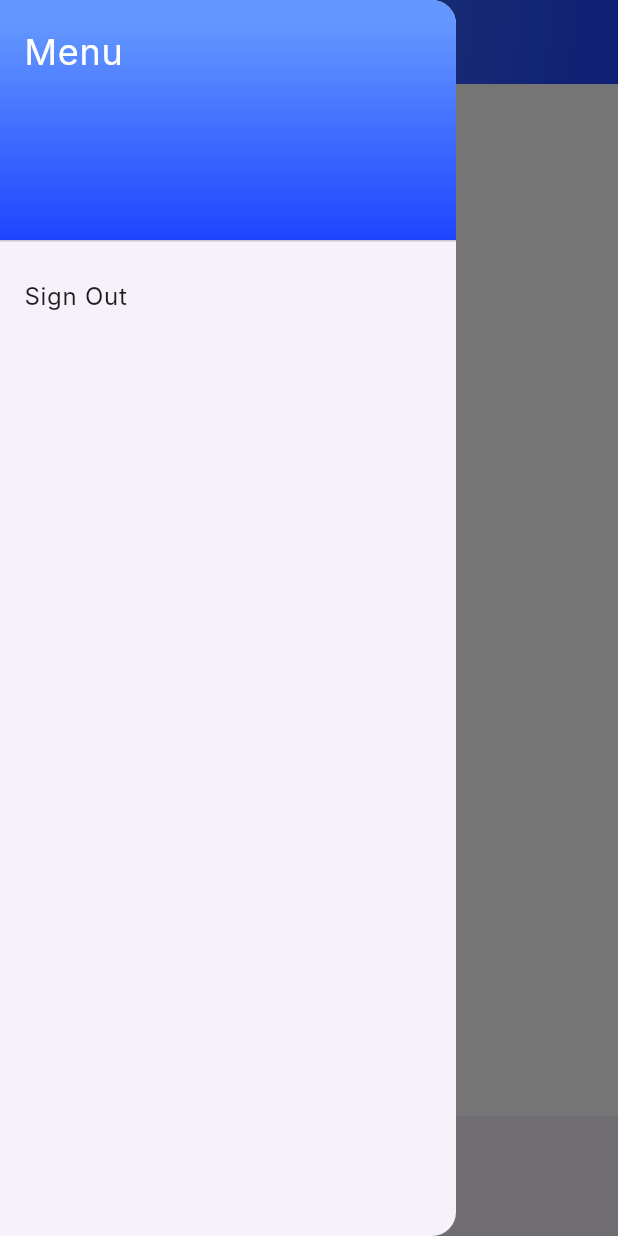
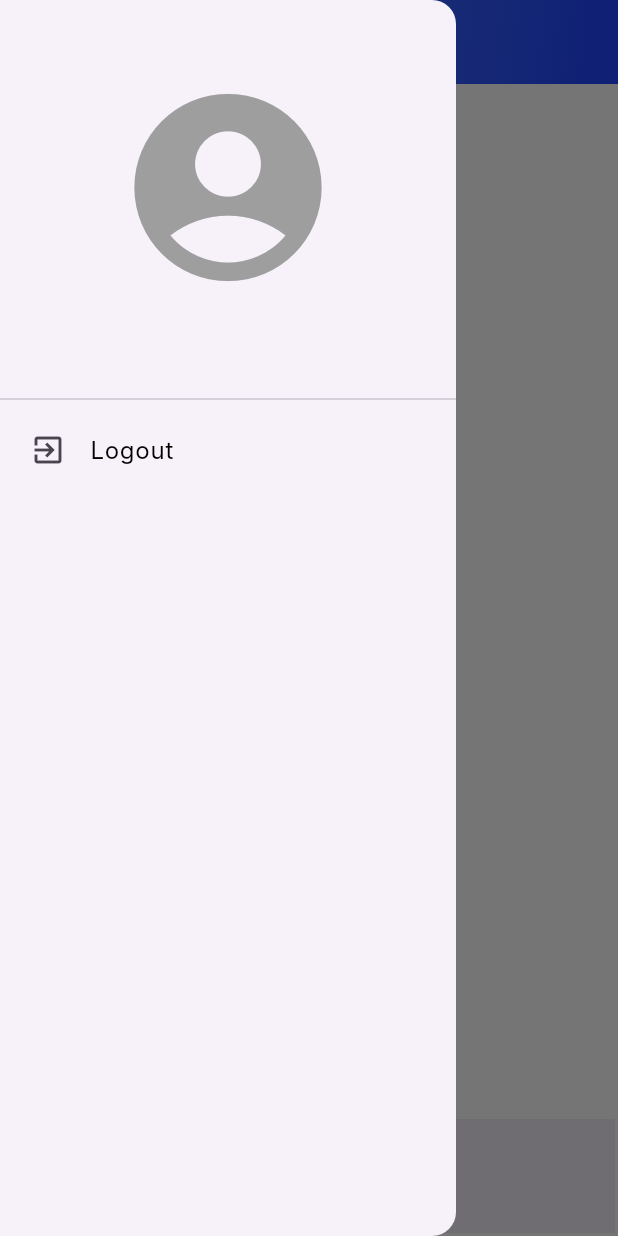
Before and after one commit to rushabhkhandhar/Devopia-Overloadoblivion, a Flutter app: the TeacherHomepage screen opened directly, with the side drawer open, on a phone screen of 412 x 824 dp. Run offline on Flutter 3.47's test engine with Material 3 defaults, Android fonts, the phone set to English and light mode, and no system bars; our stand-ins replace animated_splash_screen, cloud_firestore, dash_chat_2, dio, file_picker, firebase_auth and 4 more; accounts and stored records are empty; Roboto replaces fonts that are missing (Inter).

Commit message:
Updating teacher homepage

```diff
--- a/lib/screens/teacher_homepage.dart
+++ b/lib/screens/teacher_homepage.dart
@@ -1,4 +1,5 @@
 import 'package:cloud_firestore/cloud_firestore.dart';
+import 'package:devopia_overload_oblivion/Helper/helper_function.dart';
 import 'package:devopia_overload_oblivion/resources/auth_methods.dart';
 import 'package:flutter/material.dart';
 import 'package:devopia_overload_oblivion/global/global_var.dart';
@@ -25,6 +26,8 @@ class _TeacherHomepageState extends State<TeacherHomepage> {
   Stream? quizStream;
   bool isCreateMode = true;
   AuthMethods auth = AuthMethods();
+  String email = "";
+  String name = "";
 
   DatabaseService databaseService = new DatabaseService();
 
@@ -70,9 +73,23 @@ class _TeacherHomepageState extends State<TeacherHomepage> {
     databaseService.getQuizData().then((value) {
       quizStream = value;
       setState(() {});
+      getUserDetails();
     });
     //addData();
     super.initState();
+  }
+   void getUserDetails() async{
+    await HelperFunction.getUserEmail().then((value){
+      setState(() {
+        email = value!;
+      });
+    });
+    await HelperFunction.getUserName().then((value){
+      setState(() {
+        name = value!;
+      });
+    });
+
   }
 
   // addData() async {
@@ -106,46 +123,83 @@ class _TeacherHomepageState extends State<TeacherHomepage> {
         elevation: 0.0,
         backgroundColor: Colors.transparent,
       ),
-      drawer: Drawer(
+      drawer:Drawer(
         child: ListView(
-          padding: EdgeInsets.zero,
-          children: [
-            const DrawerHeader(
-              decoration: BoxDecoration(
-                gradient: LinearGradient(
-                  colors: [
-                    Color.fromRGBO(99, 151, 255, 1),
-                    Color.fromRGBO(31, 68, 255, 1)
-                  ],
-                  stops: [0.1, 1],
-                  begin: Alignment.topCenter,
-                  end: Alignment.bottomCenter,
+          padding: const EdgeInsets.symmetric(vertical: 50),
+          children: <Widget>[
+            const Icon(
+              Icons.account_circle,
+              size: 150,
+              color: Colors.grey,
+            ),
+            const SizedBox(height: 15),
+            Text(
+              name,
+              textAlign: TextAlign.center,
+              style: const TextStyle(fontWeight: FontWeight.bold),
+            ),
+            const SizedBox(height: 30),
+            const Divider(
+            height: 2,
+          ),
+
+
+          ListTile(
+            onTap: () async {
+              showDialog(
+                  barrierDismissible: false,
+                  context: context,
+                  builder: (context) {
+                    return AlertDialog(
+                      title: const Text("Logout"),
+                      content: const Text("Are you sure you want to logout?"),
+                      actions: [
+                        IconButton(
+                          onPressed: () {
+                            Navigator.pop(context);
+                          },
+                          icon: const Icon(
+                            Icons.cancel,
+                            color: Colors.red,
                           ),
                         ),
-              child: Text(
-                'Menu',
-                style: TextStyle(
-                  color: Color.fromARGB(255, 255, 255, 255),
-                  fontSize: 24,
-                ),
-              ),
-            ),
-            ListTile(
-              title: const Text('Sign Out'),
-              onTap: () async {
+                        IconButton(
+                          onPressed: () async {
                             await auth.signout();
                             Navigator.of(context).pushAndRemoveUntil(
                                 MaterialPageRoute(
                                     builder: (context) => const UserTypeSelectionPage()),
                                 (route) => false);
                           },
+                          icon: const Icon(
+                            Icons.done,
+                            color: Colors.green,
                           ),
+                        ),
+                      ],
+                    );
+                  });
+            },
+            contentPadding:
+                const EdgeInsets.symmetric(horizontal: 20, vertical: 5),
+            leading: const Icon(Icons.exit_to_app),
+            title: const Text(
+              "Logout",
+              style: TextStyle(color: Colors.black),
+            ),
+          )
+
           ],
         ),
       ),
       body: quizList(),
-      bottomNavigationBar: BottomAppBar(
-        shape: CircularNotchedRectangle(), // Create a notch for FAB
+      bottomNavigationBar: Container(
+        decoration: BoxDecoration(borderRadius: BorderRadius.circular(10)),
+        height: 80,
+        padding: EdgeInsets.all(2.0),
+        child: BottomAppBar(
+          shape: CircularNotchedRectangle(),
+
           child: Row(
             children: [
               // Other bottom nav items if any
@@ -167,12 +221,13 @@ class _TeacherHomepageState extends State<TeacherHomepage> {
                 height: 48,
                 child: IconButton(
                   onPressed: () => setState(() => isCreateMode = false),
-                icon: Icon(Icons.get_app, size: 39),
+                  icon: Icon(Icons.upload, size: 39),
                   color: !isCreateMode ? Colors.blue : Colors.grey,
                 ),
               ),
               Spacer(),
             ],
+          ),
         ),
       ),
       floatingActionButtonLocation: FloatingActionButtonLocation.centerDocked,
@@ -183,6 +238,7 @@ class _TeacherHomepageState extends State<TeacherHomepage> {
               context,
               MaterialPageRoute(
                 builder: (context) => CreateQuiz(),
+                // builder: (context) => Scaffold(),
               ),
             );
           } else {
@@ -190,6 +246,7 @@ class _TeacherHomepageState extends State<TeacherHomepage> {
               context,
               MaterialPageRoute(
                 builder: (context) => CreateAIQuiz(),
+                // builder: (context) => Scaffold(),
               ),
             );
           }
```
Also changed, not shown: lib/screens/student_homepage.dart (+14 -6 lines). Lines whose indentation alone changed are shown as unchanged.
